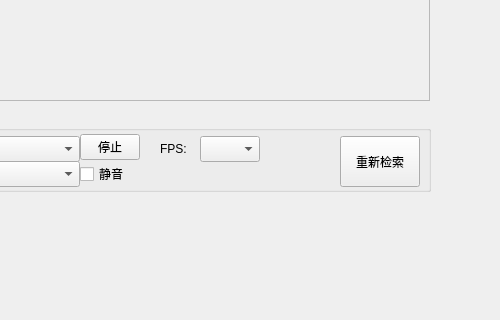
Above: resources/ui/main_form.ui from radiantwf/pokemon-controller-gui before the change; both pictures show x 220 to 720 and y 269 to 589 of the 960 by 700 pixel window. Below: the same form after it.
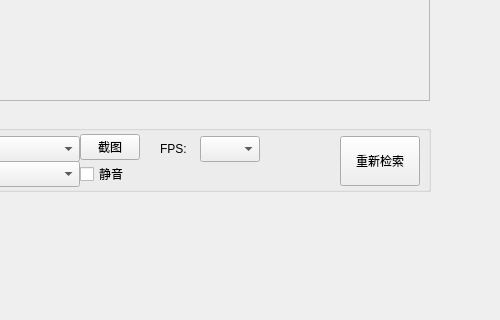
That is the form after the change.

What changed in the file:
```diff
--- a/resources/ui/main_form.ui
+++ b/resources/ui/main_form.ui
@@ -126,7 +126,7 @@
       </size>
      </property>
      <property name="text">
-      <string>停止</string>
+      <string>截图</string>
      </property>
     </widget>
     <widget class="QPushButton" name="btnRescan">
@@ -135,7 +135,7 @@
        <x>550</x>
        <y>25</y>
        <width>80</width>
-       <height>51</height>
+       <height>50</height>
       </rect>
      </property>
      <property name="minimumSize">
```
Left out of the diff: 2 changed lines with no effect on the pictures.
